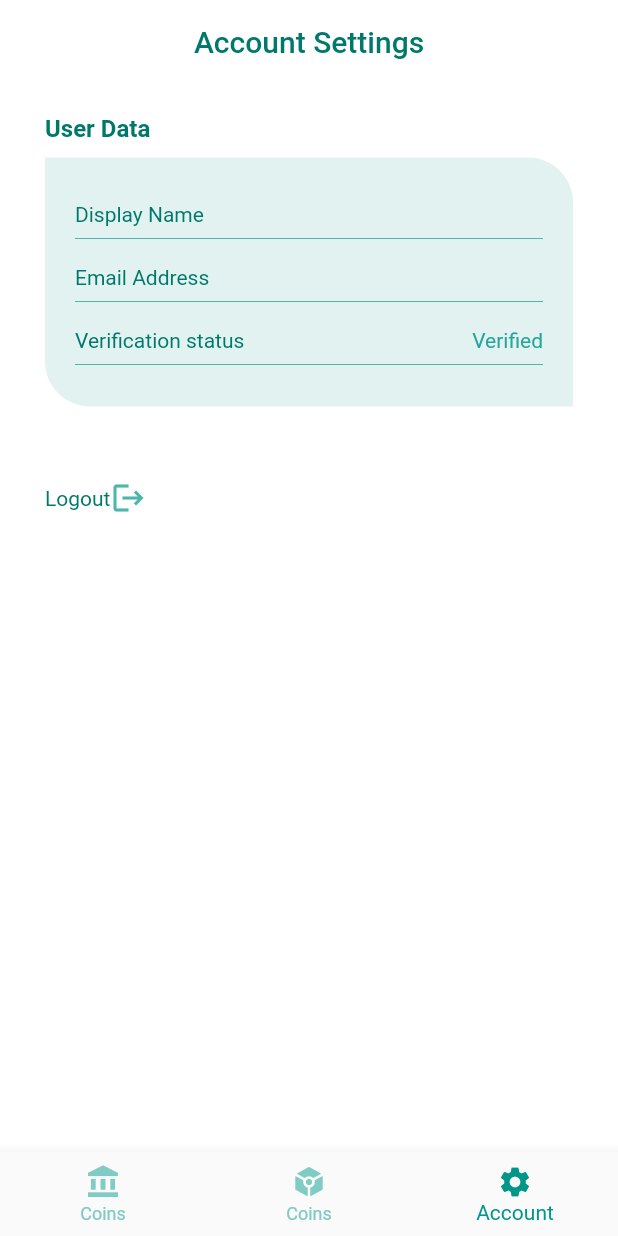
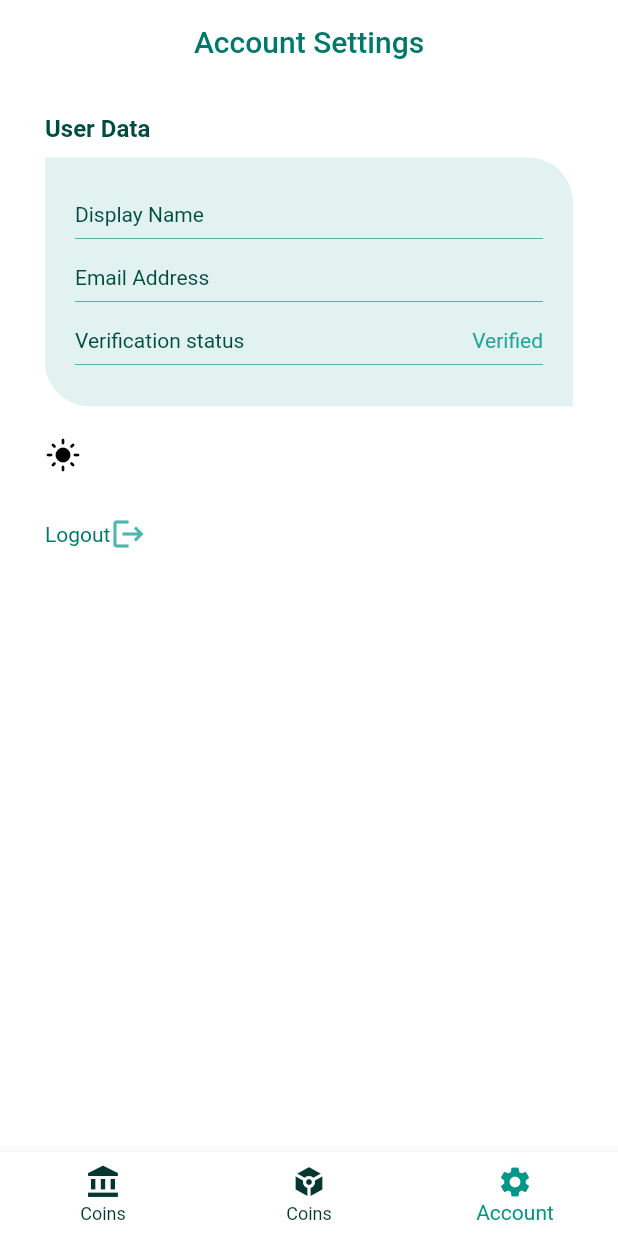
Before and after one commit to maroafenogho/coin_tracker, a Flutter app: the screen it shows once a user with an empty profile is signed in, item 3 of the bottom bar chosen, on a phone screen of 412 x 824 dp. Run offline on Flutter 3.47's test engine with Material 2 defaults, Android fonts, the phone set to English and light mode, and no system bars; our stand-ins replace device_info_plus, equatable, firebase_auth, firebase_core, flutter_local_notifications, flutter_riverpod and 3 more; missing offline and left inert: flutter_background_service, flutter_background_service_android; accounts and stored records are empty; network calls fail.

Commit message:
added dark mode switcher

```diff
--- /dev/null
+++ b/lib/app/constants/app_constants.dart
@@ -0,0 +1,19 @@
+import 'package:flutter/material.dart';
+
+class AppConstants {
+  //Light mode colors
+  static const backgroundColor = Colors.white;
+  static Color mainTextColor = Colors.teal.shade900;
+  static Color subTextColor = Colors.teal.shade400;
+  static Color iconColor = Colors.black;
+  static Color containerColor = Colors.teal.shade100.withAlpha(100);
+  //Dark mode colors
+  static const backgroundColorDark = Color.fromARGB(255, 18, 24, 24);
+  static Color mainTextColorDark = Color.fromARGB(255, 234, 252, 249);
+  static Color iconColorDark = Colors.white;
+  static Color subTextColorDark = Color.fromARGB(255, 182, 205, 203);
+  static Color containerColorDark =
+      Color.fromARGB(255, 129, 142, 141).withAlpha(100);
+
+  //Text Styles
+}
--- a/lib/app/modules/home/screens/dashboard.dart
+++ b/lib/app/modules/home/screens/dashboard.dart
@@ -1,4 +1,6 @@
+import 'package:coin_tracker/app/constants/app_constants.dart';
 import 'package:coin_tracker/app/modules/home/notifiers/home_notifier.dart';
+import 'package:coin_tracker/app/modules/settings/notifiers/settings_notifier.dart';
 import 'package:flutter/material.dart';
 import 'package:flutter/services.dart';
 import 'package:flutter_riverpod/flutter_riverpod.dart';
@@ -8,18 +10,22 @@ class Dashboard extends ConsumerWidget {
 
   @override
   Widget build(BuildContext context, WidgetRef ref) {
+    final darkModeOn = ref.watch(darkModeActive);
     return AnnotatedRegion(
-      value: const SystemUiOverlayStyle(
-          statusBarBrightness: Brightness.light,
-          statusBarIconBrightness: Brightness.dark,
+      value: SystemUiOverlayStyle(
+          statusBarBrightness: darkModeOn ? Brightness.dark : Brightness.light,
+          // statusBarIconBrightness: Brightness.light,
           statusBarColor: Colors.transparent),
       child: Scaffold(
         body: SizedBox.expand(
             child: ref
                 .watch(homeWidgetsProvider)[ref.watch(bottomBarIndexProvider)]),
         bottomNavigationBar: BottomNavigationBar(
-          selectedItemColor: Colors.teal[500],
-          unselectedItemColor: Colors.teal[200],
+          backgroundColor: darkModeOn
+              ? AppConstants.backgroundColorDark
+              : AppConstants.backgroundColor,
+          selectedItemColor: darkModeOn ? Colors.teal[200] : Colors.teal[500],
+          unselectedItemColor: Color.fromARGB(255, 2, 54, 48),
           currentIndex: ref.watch(bottomBarIndexProvider),
           onTap: (index) {
             ref.read(bottomBarIndexProvider.notifier).state = index;
--- /dev/null
+++ b/lib/app/modules/settings/notifiers/settings_notifier.dart
@@ -0,0 +1,3 @@
+import 'package:flutter_riverpod/flutter_riverpod.dart';
+
+final darkModeActive = StateProvider((ref) => false);
--- a/lib/app/modules/settings/screens/account_settings.dart
+++ b/lib/app/modules/settings/screens/account_settings.dart
@@ -1,8 +1,8 @@
-import 'dart:async';
-
+import 'package:coin_tracker/app/constants/app_constants.dart';
 import 'package:coin_tracker/app/modules/auth/notifiers/user_notifier.dart';
 import 'package:coin_tracker/app/modules/auth/screens/login.dart';
 import 'package:coin_tracker/app/modules/coins/notifiers/coins_state_notifiers.dart';
+import 'package:coin_tracker/app/modules/settings/notifiers/settings_notifier.dart';
 import 'package:flutter/material.dart';
 import 'package:flutter/services.dart';
 import 'package:flutter_riverpod/flutter_riverpod.dart';
@@ -13,25 +13,38 @@ class AccountSettings extends ConsumerWidget {
 
   @override
   Widget build(BuildContext context, WidgetRef ref) {
-    return Scaffold(
-      backgroundColor: Colors.white,
+    final darkModeOn = ref.watch(darkModeActive);
+
+    return AnnotatedRegion(
+      value: SystemUiOverlayStyle(
+        statusBarIconBrightness: darkModeOn ? Brightness.dark : Brightness.dark,
+      ),
+      child: Scaffold(
+        backgroundColor: darkModeOn
+            ? AppConstants.backgroundColorDark
+            : AppConstants.backgroundColor,
         appBar: AppBar(
-        title:
-            Text('Account Settings', style: TextStyle(color: Colors.teal[700])),
+          title: Text('Account Settings',
+              style: TextStyle(color: Colors.teal[700])),
           centerTitle: true,
-        backgroundColor: Colors.white,
+          backgroundColor: darkModeOn
+              ? AppConstants.backgroundColorDark
+              : AppConstants.backgroundColor,
           elevation: 0,
         ),
         body: Padding(
           padding: const EdgeInsets.symmetric(horizontal: 30.0),
-        child: Column(crossAxisAlignment: CrossAxisAlignment.start, children: [
+          child:
+              Column(crossAxisAlignment: CrossAxisAlignment.start, children: [
             const SizedBox(
               height: 20,
             ),
             Text(
               'User Data',
               style: TextStyle(
-                color: Colors.teal[700],
+                  color: darkModeOn
+                      ? AppConstants.mainTextColorDark
+                      : AppConstants.mainTextColor,
                   fontSize: 16,
                   fontWeight: FontWeight.w700),
             ),
@@ -42,7 +55,9 @@ class AccountSettings extends ConsumerWidget {
             Container(
               padding: EdgeInsets.all(20),
               decoration: BoxDecoration(
-                color: Colors.teal.shade100.withAlpha(100),
+                  color: darkModeOn
+                      ? AppConstants.containerColorDark
+                      : AppConstants.containerColor,
                   borderRadius: BorderRadius.only(
                       topRight: Radius.circular(30),
                       bottomLeft: Radius.circular(30))),
@@ -54,14 +69,17 @@ class AccountSettings extends ConsumerWidget {
                         .watch(loggedInUserProvider.notifier)
                         .state
                         .displayName!,
+                    darkMode: ref.watch(darkModeActive),
                   ),
                   SettingsItem(
                     leftText: 'Email Address',
+                    darkMode: ref.watch(darkModeActive),
                     rightText:
                         ref.watch(loggedInUserProvider.notifier).state.email!,
                   ),
                   SettingsItem(
                     leftText: 'Verification status',
+                    darkMode: ref.watch(darkModeActive),
                     rightText: ref
                             .watch(loggedInUserProvider.notifier)
                             .state
@@ -74,6 +92,20 @@ class AccountSettings extends ConsumerWidget {
             ),
             SizedBox(
               height: 20,
+            ),
+            // ToggleButtons(children: [], isSelected: (value) {}),
+            InkWell(
+              onTap: (() {
+                darkModeOn
+                    ? ref.read(darkModeActive.notifier).state = false
+                    : ref.read(darkModeActive.notifier).state = true;
+              }),
+              child: Icon(
+                Icons.light_mode,
+                color: darkModeOn
+                    ? AppConstants.iconColorDark
+                    : AppConstants.iconColor,
+              ),
             ),
             SizedBox(
               height: MediaQuery.of(context).size.height * 0.1,
@@ -100,6 +132,7 @@ class AccountSettings extends ConsumerWidget {
             ),
           ]),
         ),
+      ),
     );
   }
 }
@@ -109,9 +142,11 @@ class SettingsItem extends StatelessWidget {
     Key? key,
     required this.leftText,
     required this.rightText,
+    required this.darkMode,
   }) : super(key: key);
 
   final String leftText;
+  final bool darkMode;
   final String rightText;
 
   @override
@@ -126,9 +161,16 @@ class SettingsItem extends StatelessWidget {
           children: [
             Text(
               leftText,
-              style: TextStyle(color: Colors.teal[700]),
+              style: TextStyle(
+                  color: darkMode
+                      ? AppConstants.mainTextColorDark
+                      : AppConstants.mainTextColor),
             ),
-            Text(rightText, style: TextStyle(color: Colors.teal[400])),
+            Text(rightText,
+                style: TextStyle(
+                    color: darkMode
+                        ? AppConstants.subTextColorDark
+                        : AppConstants.subTextColor)),
           ],
         ),
         Divider(color: Colors.teal[300]),
--- a/lib/main.dart
+++ b/lib/main.dart
@@ -34,7 +34,7 @@ class MyApp extends StatelessWidget {
     return GetMaterialApp(
       title: 'Coin Tracker',
       theme: ThemeData(
-        primarySwatch: Colors.blue,
+        primarySwatch: Colors.teal,
       ),
       debugShowCheckedModeBanner: false,
       home: Wrapper(),
```
Also changed, not shown: lib/app/modules/coins/screens/coins_list_page.dart (+68 -15 lines), pubspec.lock. Lines whose indentation alone changed are shown as unchanged.
